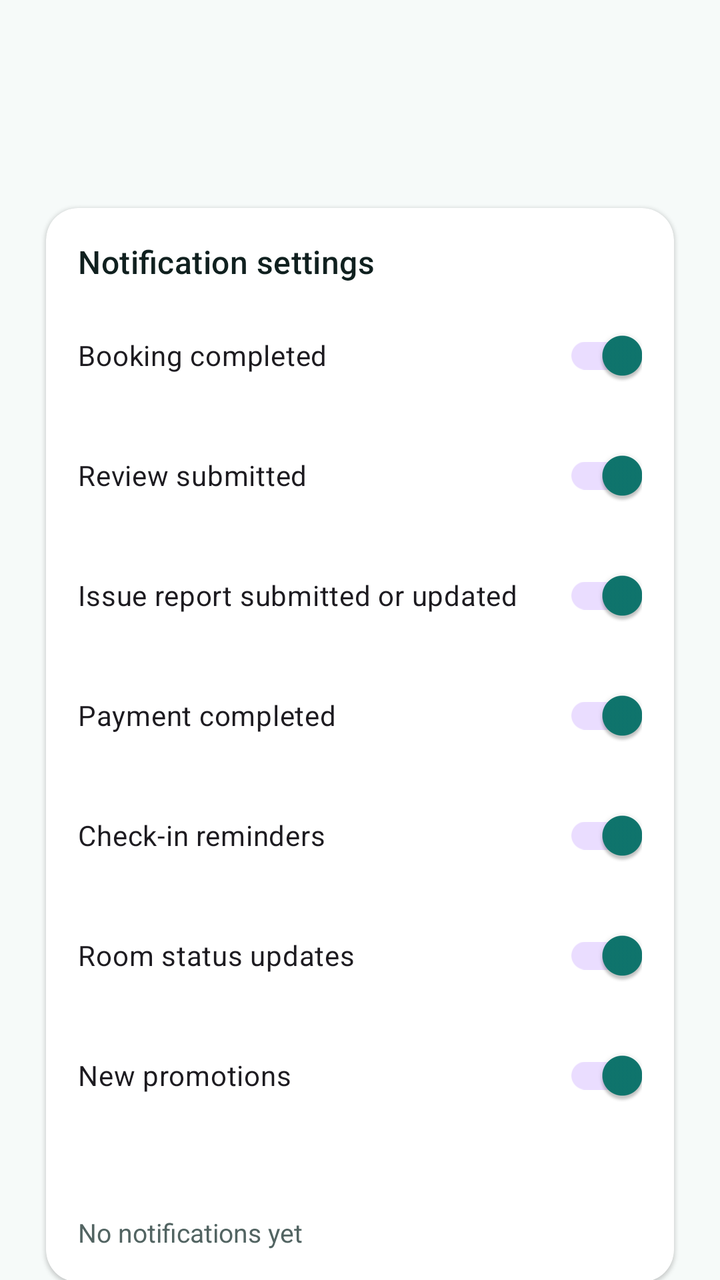
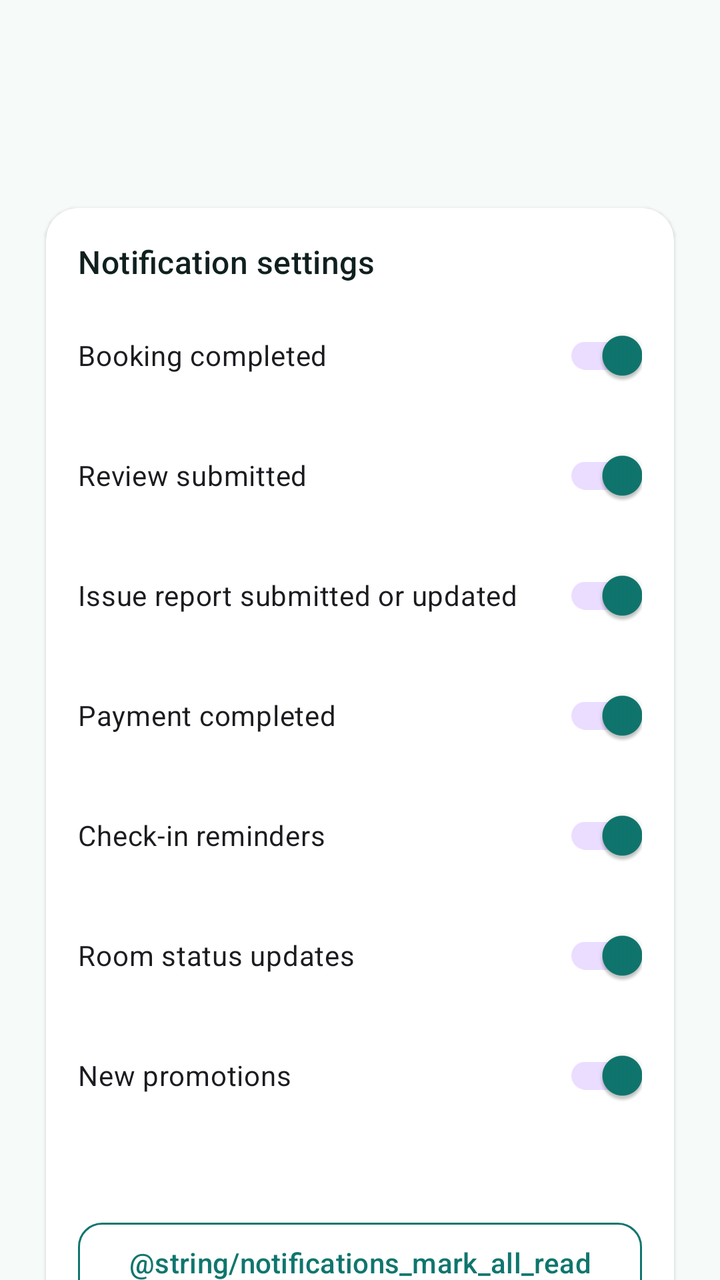

An Android layout rendered at two revisions. The XML below is the earlier revision; the diff shows what the commit changed to produce the second picture.
<!-- AndroidManifest.xml: application theme Theme.Hotelapp_test2 -->
<!-- res/layout/activity_notifications.xml -->
<?xml version="1.0" encoding="utf-8"?>
<LinearLayout xmlns:android="http://schemas.android.com/apk/res/android"
    xmlns:app="http://schemas.android.com/apk/res-auto"
    android:layout_width="match_parent"
    android:layout_height="match_parent"
    android:background="@color/surface_base"
    android:orientation="vertical">

    <com.google.android.material.appbar.MaterialToolbar
        android:id="@+id/toolbar"
        android:layout_width="match_parent"
        android:layout_height="wrap_content"
        android:layout_marginStart="@dimen/space_m"
        android:layout_marginTop="@dimen/space_m"
        android:layout_marginEnd="@dimen/space_m" />

    <androidx.core.widget.NestedScrollView
        android:layout_width="match_parent"
        android:layout_height="0dp"
        android:layout_weight="1"
        android:fillViewport="true">

        <LinearLayout
            android:layout_width="match_parent"
            android:layout_height="wrap_content"
            android:orientation="vertical"
            android:padding="@dimen/space_m">

            <com.google.android.material.card.MaterialCardView
                style="@style/Widget.Hotel.Card"
                android:layout_width="match_parent"
                android:layout_height="wrap_content">

                <LinearLayout
                    android:layout_width="match_parent"
                    android:layout_height="wrap_content"
                    android:orientation="vertical"
                    android:padding="@dimen/space_m">

                    <TextView
                        android:layout_width="wrap_content"
                        android:layout_height="wrap_content"
                        style="@style/TextAppearance.Hotel.SectionTitle"
                    android:text="@string/notifications_title" />

                    <com.google.android.material.switchmaterial.SwitchMaterial
                        android:id="@+id/notifBookingSwitch"
                        android:layout_width="match_parent"
                        android:layout_height="wrap_content"
                        android:layout_marginTop="@dimen/space_s"
                        android:text="@string/notifications_booking"
                        android:checked="true" />

                    <com.google.android.material.switchmaterial.SwitchMaterial
                        android:id="@+id/notifReviewSwitch"
                        android:layout_width="match_parent"
                        android:layout_height="wrap_content"
                        android:layout_marginTop="@dimen/space_s"
                        android:text="@string/notifications_review"
                        android:checked="true" />

                    <com.google.android.material.switchmaterial.SwitchMaterial
                        android:id="@+id/notifIssueSwitch"
                        android:layout_width="match_parent"
                        android:layout_height="wrap_content"
                        android:layout_marginTop="@dimen/space_s"
                        android:text="@string/notifications_issue"
                        android:checked="true" />

                    <com.google.android.material.switchmaterial.SwitchMaterial
                        android:id="@+id/notifPaymentSwitch"
                        android:layout_width="match_parent"
                        android:layout_height="wrap_content"
                        android:layout_marginTop="@dimen/space_s"
                        android:text="@string/notifications_payment"
                        android:checked="true" />

                    <com.google.android.material.switchmaterial.SwitchMaterial
                        android:id="@+id/notifCheckInSwitch"
                        android:layout_width="match_parent"
                        android:layout_height="wrap_content"
                        android:layout_marginTop="@dimen/space_s"
                        android:text="@string/notifications_checkin"
                        android:checked="true" />

                    <com.google.android.material.switchmaterial.SwitchMaterial
                        android:id="@+id/notifRoomSwitch"
                        android:layout_width="match_parent"
                        android:layout_height="wrap_content"
                        android:layout_marginTop="@dimen/space_s"
                        android:text="@string/notifications_room_status"
                        android:checked="true" />

                    <com.google.android.material.switchmaterial.SwitchMaterial
                        android:id="@+id/notifPromoSwitch"
                        android:layout_width="match_parent"
                        android:layout_height="wrap_content"
                        android:layout_marginTop="@dimen/space_s"
                        android:text="@string/notifications_promo"
                        android:checked="true" />

                    <TextView
                        android:id="@+id/notificationUnreadText"
                        android:layout_width="match_parent"
                        android:layout_height="wrap_content"
                        android:layout_marginTop="@dimen/space_m"
                        android:textColor="@color/text_secondary"
                        android:textSize="13sp" />

                    <TextView
                        android:id="@+id/notificationEmptyText"
                        android:layout_width="match_parent"
                        android:layout_height="wrap_content"
                        android:layout_marginTop="@dimen/space_s"
                        android:text="@string/notifications_empty"
                        android:textColor="@color/text_secondary"
                        android:textSize="13sp" />

                    <LinearLayout
                        android:id="@+id/notificationListContainer"
                        android:layout_width="match_parent"
                        android:layout_height="wrap_content"
                        android:orientation="vertical" />
                </LinearLayout>
            </com.google.android.material.card.MaterialCardView>
        </LinearLayout>
    </androidx.core.widget.NestedScrollView>
</LinearLayout>
<!-- resources referenced by this layout -->
<resources>
  <color name="surface_base">#F6FAF9</color>
  <color name="text_secondary">#526462</color>
  <dimen name="space_m">16dp</dimen>
  <dimen name="space_s">12dp</dimen>
  <string name="notifications_booking">Booking completed</string>
  <string name="notifications_checkin">Check-in reminders</string>
  <string name="notifications_empty">No notifications yet</string>
  <string name="notifications_issue">Issue report submitted or updated</string>
  <string name="notifications_payment">Payment completed</string>
  <string name="notifications_promo">New promotions</string>
  <string name="notifications_review">Review submitted</string>
  <string name="notifications_room_status">Room status updates</string>
  <string name="notifications_title">Notification settings</string>
  <style name="TextAppearance.Hotel.SectionTitle" parent="TextAppearance.Material3.TitleMedium">
          <item name="android:textColor">?attr/colorOnSurface</item>
          <item name="fontFamily">sans-serif-medium</item>
          <item name="android:fontFamily">sans-serif-medium</item>
      </style>
  <style name="Widget.Hotel.Card" parent="Widget.Material3.CardView.Elevated">
          <item name="cardCornerRadius">@dimen/radius_m</item>
          <item name="cardUseCompatPadding">true</item>
          <item name="cardBackgroundColor">@color/surface_card</item>
      </style>
  <style name="Theme.Hotelapp_test2" parent="Base.Theme.Hotelapp_test2" />
  <dimen name="radius_m">16dp</dimen>
  <color name="surface_card">#FFFFFFFF</color>
  <color name="brand_primary">#0F766E</color>
  <color name="white">#FFFFFFFF</color>
  <color name="brand_secondary">#2563EB</color>
  <color name="accent_gold">#F59E0B</color>
  <color name="text_primary">#10201F</color>
  <style name="Widget.Hotel.Toolbar" parent="Widget.Material3.Toolbar">
          <item name="titleTextColor">?attr/colorOnSurface</item>
          <item name="subtitleTextColor">?attr/colorOnSurfaceVariant</item>
          <item name="titleTextAppearance">@style/TextAppearance.Hotel.ToolbarTitle</item>
          <item name="subtitleTextAppearance">@style/TextAppearance.Hotel.BodySmall</item>
      </style>
  <style name="Widget.Hotel.Button.Primary" parent="Widget.Material3.Button">
          <item name="backgroundTint">@color/brand_primary</item>
          <item name="android:textColor">@color/white</item>
          <item name="cornerRadius">@dimen/radius_s</item>
          <item name="android:minHeight">@dimen/button_min_height</item>
          <item name="fontFamily">sans-serif-medium</item>
      </style>
  <style name="TextAppearance.Hotel.ToolbarTitle" parent="TextAppearance.Material3.TitleLarge">
          <item name="fontFamily">sans-serif-medium</item>
          <item name="android:fontFamily">sans-serif-medium</item>
          <item name="android:textColor">?attr/colorOnSurface</item>
      </style>
  <style name="TextAppearance.Hotel.BodySmall" parent="TextAppearance.Material3.BodySmall">
          <item name="fontFamily">sans-serif</item>
          <item name="android:fontFamily">sans-serif</item>
          <item name="android:textColor">?attr/colorOnSurfaceVariant</item>
      </style>
  <dimen name="radius_s">12dp</dimen>
  <dimen name="button_min_height">48dp</dimen>
  <!-- unchanged entries left out for length: 1 -->
</resources>

<!-- the commit's change to res/layout/activity_notifications.xml (unified diff, before → after) -->
@@ -107,6 +107,14 @@
                         android:textColor="@color/text_secondary"
                         android:textSize="13sp" />
 
+                    <com.google.android.material.button.MaterialButton
+                        android:id="@+id/notificationMarkAllReadButton"
+                        style="@style/Widget.Hotel.Button.Outlined"
+                        android:layout_width="match_parent"
+                        android:layout_height="wrap_content"
+                        android:layout_marginTop="@dimen/space_s"
+                        android:text="@string/notifications_mark_all_read" />
+
                     <TextView
                         android:id="@+id/notificationEmptyText"
                         android:layout_width="match_parent"
<!-- resource entries referenced after the edit -->
@@ -17,6 +17,13 @@
           <item name="android:textColor">?attr/colorOnSurface</item>
           <item name="fontFamily">sans-serif-medium</item>
           <item name="android:fontFamily">sans-serif-medium</item>
+      </style>
+  <style name="Widget.Hotel.Button.Outlined" parent="Widget.Material3.Button.OutlinedButton">
+          <item name="strokeColor">@color/brand_primary</item>
+          <item name="android:textColor">@color/brand_primary</item>
+          <item name="cornerRadius">@dimen/radius_s</item>
+          <item name="android:minHeight">@dimen/button_min_height</item>
+          <item name="fontFamily">sans-serif-medium</item>
       </style>
   <style name="Widget.Hotel.Card" parent="Widget.Material3.CardView.Elevated">
           <item name="cardCornerRadius">@dimen/radius_m</item>
